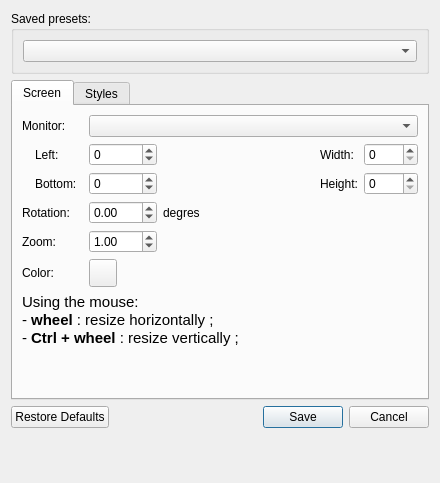
Above: src/configeditor.ui from Subtivals/subtivals before the change. Below: the same form after it.
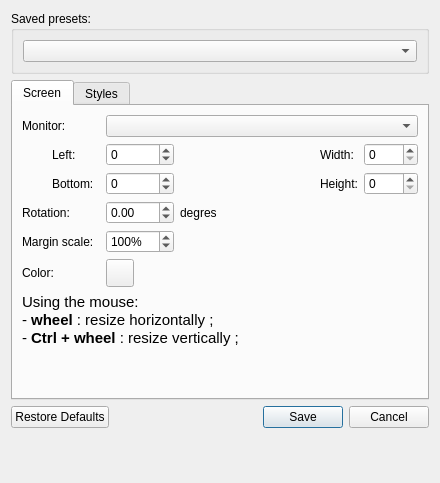
That is the form after the change. Icons and pictures are not drawn.

Commit message: Make zoom scaling margins (ref #147)

What changed in the file:
```diff
--- a/src/configeditor.ui
+++ b/src/configeditor.ui
@@ -258,24 +258,33 @@
          <item row="4" column="0" colspan="2">
           <widget class="QLabel" name="label_14">
            <property name="text">
-            <string>Zoom:</string>
+            <string>Margin scale:</string>
            </property>
           </widget>
          </item>
          <item row="4" column="3">
           <widget class="QDoubleSpinBox" name="zoom">
+           <property name="toolTip">
+            <string>Scale styles and events margin. No effect for margins at 0.</string>
+           </property>
+           <property name="suffix">
+            <string>%</string>
+           </property>
+           <property name="decimals">
+            <number>0</number>
+           </property>
            <property name="minimum">
-            <double>0.100000000000000</double>
+            <double>0.000000000000000</double>
            </property>
            <property name="maximum">
-            <double>10.000000000000000</double>
+            <double>1000.000000000000000</double>
            </property>
            <property name="singleStep">
-            <double>0.010000000000000</double>
-           </property>
-           <property name="value">
             <double>1.000000000000000</double>
            </property>
+           <property name="value">
+            <double>100.000000000000000</double>
+           </property>
           </widget>
          </item>
         </layout>
```
Left out of the diff: 75 changed lines with no effect on the pictures. The commit also changes 5 other files.
